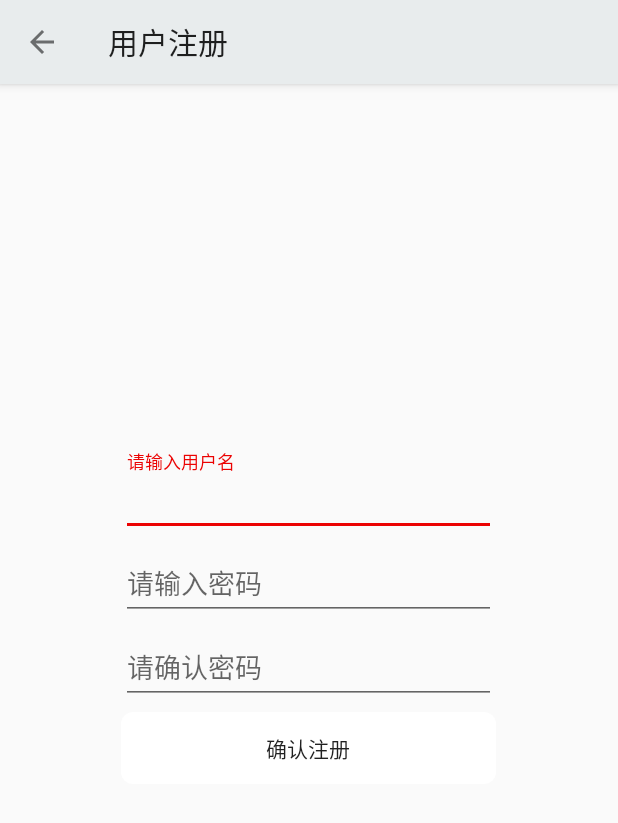
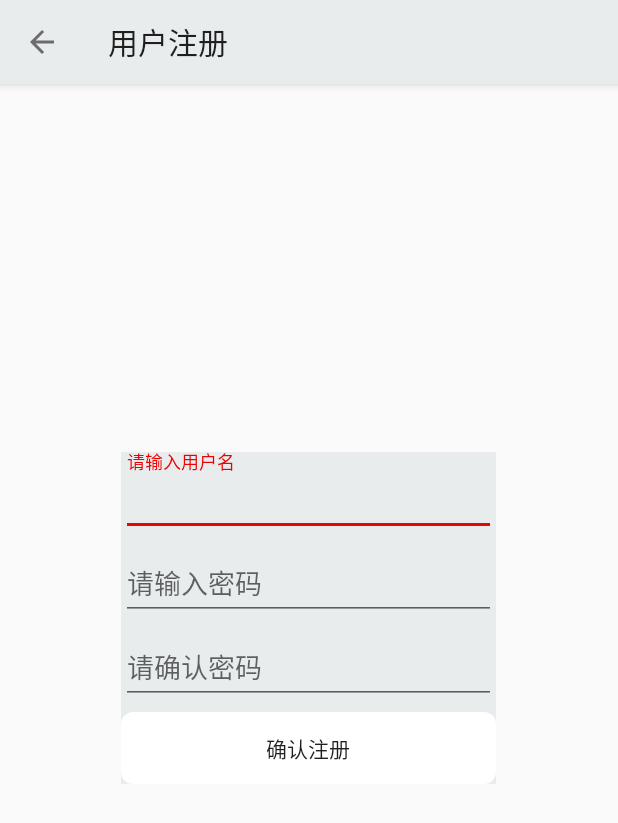
Before and after one commit to HB-pencil/WanAndroid, an Android app: the RegisterActivityImpl screen opened directly, with no data from a screen before it, on a phone screen of 412 x 824 dp. Shown: the top 823 px of the screen. Run offline under Robolectric (Android 15) with nearby library versions, the phone set to English and light mode, and no system bars; our stand-ins replace RxJava; network calls fail.

```diff
--- a/app/src/main/java/com/example/shinelon/wanandroid/MainActivityImpl.kt
+++ b/app/src/main/java/com/example/shinelon/wanandroid/MainActivityImpl.kt
@@ -222,6 +222,7 @@ class MainActivityImpl : AppCompatActivity(), IMainActivityView, NavigationView.
             }
 
             override fun onQueryTextChange(newText: String?): Boolean {
+                //TODO kmp匹配
                 return true
             }
         })
--- a/app/src/main/java/com/example/shinelon/wanandroid/fragment/StructPageFragment.kt
+++ b/app/src/main/java/com/example/shinelon/wanandroid/fragment/StructPageFragment.kt
@@ -44,7 +44,7 @@ class StructPageFragment: Fragment() {
             text.layoutParams = params
             text.gravity = Gravity.CENTER
             text.setPadding(10,10,10,10)
-            text.background = root.resources.getDrawable(R.drawable.ripple_win)
+            text.background = root.resources.getDrawable(R.drawable.ripple_struct)
             root.addView(text)
             val id = it.id
             text.setOnClickListener {
--- /dev/null
+++ b/app/src/main/res/drawable/ripple_btn_struct.xml
@@ -0,0 +1,4 @@
+<?xml version="1.0" encoding="utf-8"?>
+<shape xmlns:android="http://schemas.android.com/apk/res/android">
+    <solid android:color="@android:color/white" />
+</shape>
--- /dev/null
+++ b/app/src/main/res/drawable/ripple_struct.xml
@@ -0,0 +1,5 @@
+<?xml version="1.0" encoding="utf-8"?>
+<ripple xmlns:android="http://schemas.android.com/apk/res/android"
+    android:color="@color/mask">
+    <item android:drawable="@drawable/ripple_btn_struct" />
+</ripple>
--- a/app/src/main/res/layout/activity_login.xml
+++ b/app/src/main/res/layout/activity_login.xml
@@ -32,6 +32,7 @@
               android:layout_width="match_parent"
               android:layout_height="wrap_content"
               android:text="@string/user_login"
+              style="?android:attr/borderlessButtonStyle"
               android:background="@drawable/ripple_general"
               android:layout_marginTop="5dp"/>
           <LinearLayout
--- a/app/src/main/res/layout/activity_register.xml
+++ b/app/src/main/res/layout/activity_register.xml
@@ -7,7 +7,8 @@
         android:orientation="vertical"
         android:layout_centerInParent="true"
         android:layout_width="wrap_content"
-        android:layout_height="wrap_content">
+        android:layout_height="wrap_content"
+        android:background="@color/general">
         <android.support.design.widget.TextInputLayout
             android:layout_width="250dp"
             android:layout_height="wrap_content">
@@ -40,6 +41,7 @@
             android:layout_width="match_parent"
             android:layout_height="wrap_content"
             android:text="@string/user_register"
+            style="?android:attr/borderlessButtonStyle"
             android:background="@drawable/ripple_general"
             android:layout_marginTop="5dp"/>
     </LinearLayout>
--- a/app/src/main/res/layout/header_layout_main.xml
+++ b/app/src/main/res/layout/header_layout_main.xml
@@ -27,6 +27,7 @@
         android:layout_alignParentEnd="true"
         android:layout_alignParentBottom="true"
         android:textColor="@color/black"
+        style="?android:attr/borderlessButtonStyle"
         android:background="@drawable/ripple_general"
         android:text="@string/user_login"/>
 </RelativeLayout>
--- a/app/src/main/res/values/styles.xml
+++ b/app/src/main/res/values/styles.xml
@@ -6,7 +6,6 @@
         <item name="colorPrimary">@color/colorPrimary</item>
         <item name="colorPrimaryDark">@color/colorPrimaryDark</item>
         <item name="colorAccent">@color/colorAccent</item>
-        <item name="buttonStyle">@style/ButtonStyle</item>
     </style>
 
     <style name="ProjectThemeWithStatusBar" parent="AppTheme">
```
